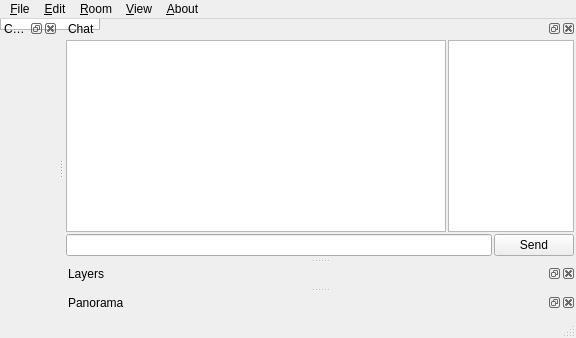
Before: the Qt Designer form src/painttyDesktop/widgets/mainwindow.ui in liuyanghejerry/painttyWidget, drawn with Qt 5.
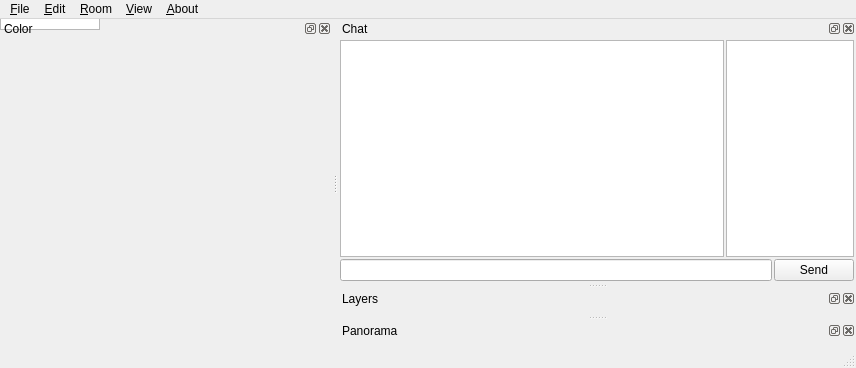
After: the same form once the commit is applied. Icons and pictures are not drawn. Custom widgets are drawn as their Qt base class.

Diff of the .ui file:
```diff
--- a/src/painttyDesktop/widgets/mainwindow.ui
+++ b/src/painttyDesktop/widgets/mainwindow.ui
@@ -2,6 +2,14 @@
 <ui version="4.0">
  <class>MainWindow</class>
  <widget class="QMainWindow" name="MainWindow">
+  <property name="geometry">
+   <rect>
+    <x>0</x>
+    <y>0</y>
+    <width>856</width>
+    <height>368</height>
+   </rect>
+  </property>
   <property name="windowTitle">
    <string>Mr.Paint</string>
   </property>
@@ -10,16 +18,7 @@
     <normaloff>:/iconset/icon.png</normaloff>:/iconset/icon.png</iconset>
   </property>
   <widget class="CanvasContainer" name="centralWidget">
-   <widget class="Canvas" name="canvas" native="true">
-    <property name="geometry">
-     <rect>
-      <x>0</x>
-      <y>0</y>
-      <width>100</width>
-      <height>30</height>
-     </rect>
-    </property>
-   </widget>
+   <widget class="Canvas" name="canvas" native="true"/>
   </widget>
   <widget class="QDockWidget" name="dockWidget">
    <property name="windowTitle">
```
